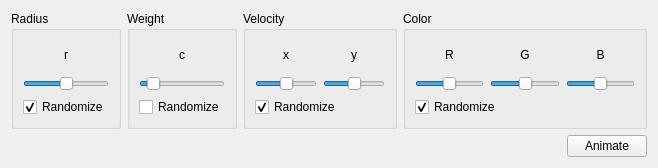
First picture: the form in controlwidget.ui, repository tsong/blobs, before the edit.
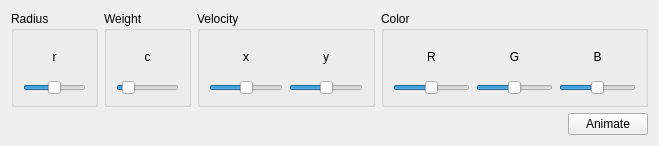
Second picture: the form after the edit.

Commit message: Interface finished.

```diff
--- a/controlwidget.ui
+++ b/controlwidget.ui
@@ -6,8 +6,8 @@
    <rect>
     <x>0</x>
     <y>0</y>
-    <width>658</width>
-    <height>168</height>
+    <width>659</width>
+    <height>146</height>
    </rect>
   </property>
   <property name="sizePolicy">
@@ -19,13 +19,13 @@
   <property name="minimumSize">
    <size>
     <width>0</width>
-    <height>168</height>
+    <height>146</height>
    </size>
   </property>
   <property name="maximumSize">
    <size>
     <width>16777215</width>
-    <height>168</height>
+    <height>146</height>
    </size>
   </property>
   <property name="windowTitle">
@@ -74,20 +74,6 @@
           </item>
          </layout>
         </item>
-        <item>
-         <layout class="QHBoxLayout" name="horizontalLayout_10">
-          <item>
-           <widget class="QCheckBox" name="radiusRandomize">
-            <property name="text">
-             <string>Randomize</string>
-            </property>
-            <property name="checked">
-             <bool>true</bool>
-            </property>
-           </widget>
-          </item>
-         </layout>
-        </item>
        </layout>
       </widget>
      </item>
@@ -126,13 +112,6 @@
             </item>
            </layout>
           </item>
-          <item>
-           <widget class="QCheckBox" name="weightRandomize">
-            <property name="text">
-             <string>Randomize</string>
-            </property>
-           </widget>
-          </item>
          </layout>
         </item>
        </layout>
@@ -208,20 +187,6 @@
           </item>
          </layout>
         </item>
-        <item>
-         <layout class="QHBoxLayout" name="horizontalLayout_3">
-          <item>
-           <widget class="QCheckBox" name="velocityRandomize">
-            <property name="text">
-             <string>Randomize</string>
-            </property>
-            <property name="checked">
-             <bool>true</bool>
-            </property>
-           </widget>
-          </item>
-         </layout>
-        </item>
        </layout>
       </widget>
      </item>
@@ -320,18 +285,7 @@
          </layout>
         </item>
         <item>
-         <layout class="QHBoxLayout" name="horizontalLayout_12">
-          <item>
-           <widget class="QCheckBox" name="colorRandomize">
-            <property name="text">
-             <string>Randomize</string>
-            </property>
-            <property name="checked">
-             <bool>true</bool>
-            </property>
-           </widget>
-          </item>
-         </layout>
+         <layout class="QHBoxLayout" name="horizontalLayout_12"/>
         </item>
        </layout>
       </widget>
```
The commit also changes 4 other files.
